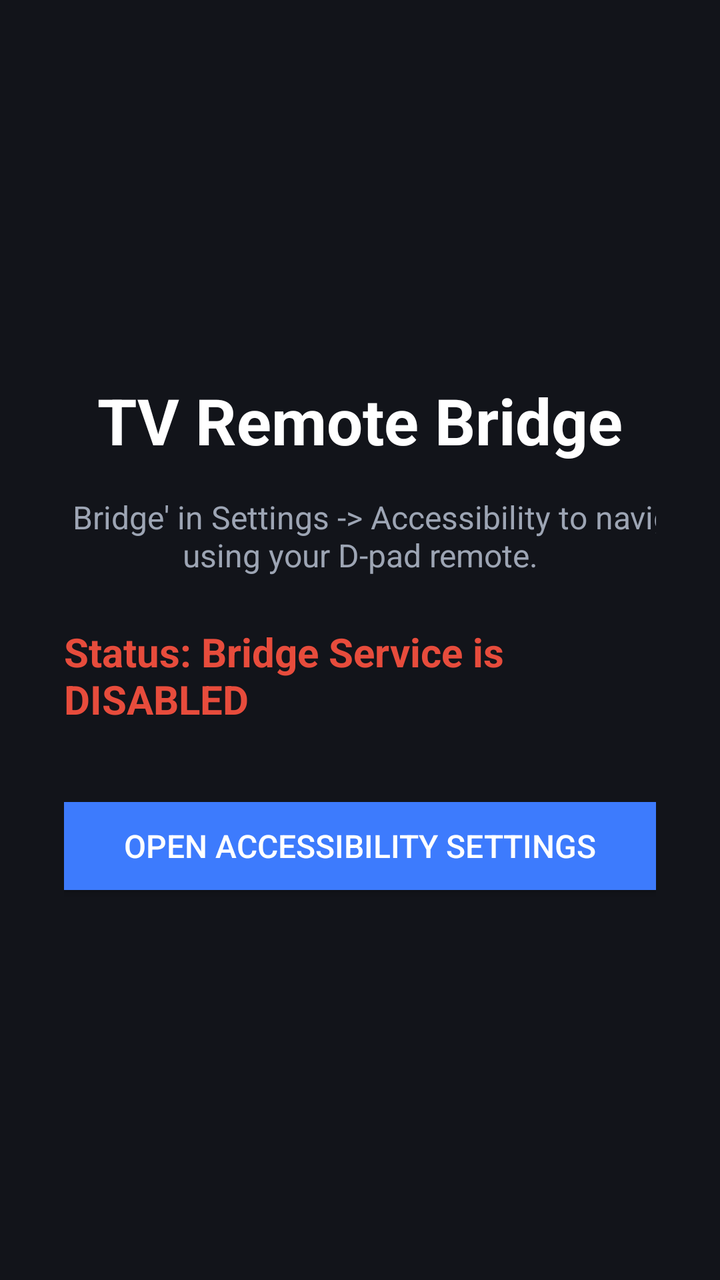
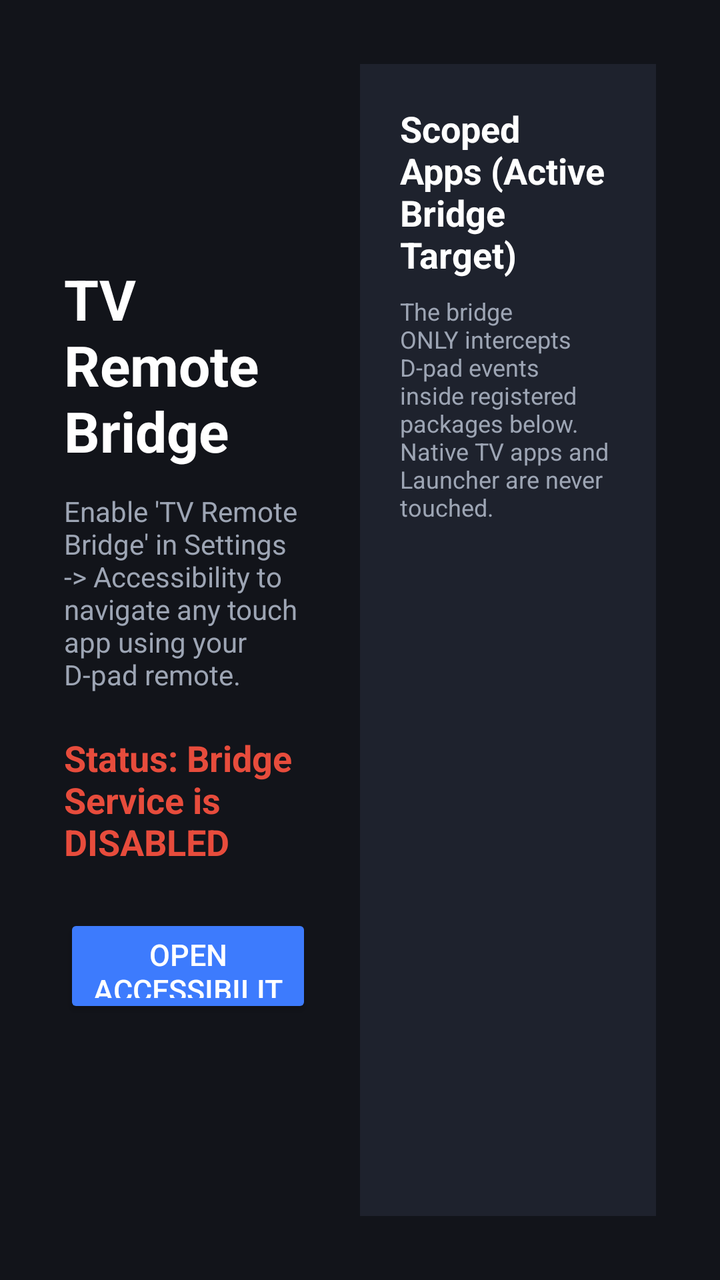

Compare the two renders of this Android layout. The source of the first and the diff that turns it into the second are given below.
<!-- AndroidManifest.xml: application theme Theme.AppCompat.NoActionBar -->
<!-- res/layout/activity_main.xml -->
<?xml version="1.0" encoding="utf-8"?>
<LinearLayout xmlns:android="http://schemas.android.com/apk/res/android"
    android:layout_width="match_parent"
    android:layout_height="match_parent"
    android:orientation="vertical"
    android:gravity="center"
    android:background="@color/bg_dark"
    android:padding="32dp">

    <TextView
        android:id="@+id/tvTitle"
        android:layout_width="wrap_content"
        android:layout_height="wrap_content"
        android:text="@string/app_name"
        android:textColor="@color/text_primary"
        android:textSize="32sp"
        android:textStyle="bold"
        android:layout_marginBottom="16dp" />

    <TextView
        android:id="@+id/tvDescription"
        android:layout_width="600dp"
        android:layout_height="wrap_content"
        android:text="@string/tv_instructions"
        android:textColor="@color/text_secondary"
        android:textSize="16sp"
        android:gravity="center"
        android:layout_marginBottom="24dp" />

    <TextView
        android:id="@+id/tvStatus"
        android:layout_width="wrap_content"
        android:layout_height="wrap_content"
        android:text="@string/status_disabled"
        android:textColor="@color/status_red"
        android:textSize="20sp"
        android:textStyle="bold"
        android:layout_marginBottom="32dp" />

    <Button
        android:id="@+id/btnSettings"
        android:layout_width="320dp"
        android:layout_height="56dp"
        android:text="@string/btn_open_settings"
        android:backgroundTint="@color/accent_blue"
        android:textColor="@color/text_primary"
        android:textSize="16sp"
        android:focusable="true"
        android:focusableInTouchMode="true" />

</LinearLayout>
<!-- resources referenced by this layout -->
<resources>
  <color name="accent_blue">#3D7BFD</color>
  <color name="bg_dark">#12141A</color>
  <color name="status_red">#E74C3C</color>
  <color name="text_primary">#FFFFFF</color>
  <color name="text_secondary">#9DA5B4</color>
  <string name="app_name">TV Remote Bridge</string>
  <string name="btn_open_settings">Open Accessibility Settings</string>
  <string name="status_disabled">Status: Bridge Service is DISABLED</string>
  <string name="tv_instructions">Enable \'TV Remote Bridge\' in Settings -&gt; Accessibility to navigate any touch app using your D-pad remote.</string>
</resources>

<!-- the commit's change to res/layout/activity_main.xml (unified diff, before → after) -->
@@ -2,50 +2,94 @@
 <LinearLayout xmlns:android="http://schemas.android.com/apk/res/android"
     android:layout_width="match_parent"
     android:layout_height="match_parent"
-    android:orientation="vertical"
-    android:gravity="center"
+    android:orientation="horizontal"
     android:background="@color/bg_dark"
     android:padding="32dp">
 
-    <TextView
-        android:id="@+id/tvTitle"
-        android:layout_width="wrap_content"
-        android:layout_height="wrap_content"
-        android:text="@string/app_name"
-        android:textColor="@color/text_primary"
-        android:textSize="32sp"
-        android:textStyle="bold"
-        android:layout_marginBottom="16dp" />
+    
+    <LinearLayout
+        android:layout_width="0dp"
+        android:layout_height="match_parent"
+        android:layout_weight="1"
+        android:orientation="vertical"
+        android:gravity="center_vertical"
+        android:paddingEnd="24dp">
 
-    <TextView
-        android:id="@+id/tvDescription"
-        android:layout_width="600dp"
-        android:layout_height="wrap_content"
-        android:text="@string/tv_instructions"
-        android:textColor="@color/text_secondary"
-        android:textSize="16sp"
-        android:gravity="center"
-        android:layout_marginBottom="24dp" />
+        <TextView
+            android:id="@+id/tvTitle"
+            android:layout_width="wrap_content"
+            android:layout_height="wrap_content"
+            android:text="@string/app_name"
+            android:textColor="@color/text_primary"
+            android:textSize="28sp"
+            android:textStyle="bold"
+            android:layout_marginBottom="12dp" />
 
-    <TextView
-        android:id="@+id/tvStatus"
-        android:layout_width="wrap_content"
-        android:layout_height="wrap_content"
-        android:text="@string/status_disabled"
-        android:textColor="@color/status_red"
-        android:textSize="20sp"
-        android:textStyle="bold"
-        android:layout_marginBottom="32dp" />
+        <TextView
+            android:id="@+id/tvDescription"
+            android:layout_width="wrap_content"
+            android:layout_height="wrap_content"
+            android:text="@string/tv_instructions"
+            android:textColor="@color/text_secondary"
+            android:textSize="14sp"
+            android:layout_marginBottom="20dp" />
 
-    <Button
-        android:id="@+id/btnSettings"
-        android:layout_width="320dp"
-        android:layout_height="56dp"
-        android:text="@string/btn_open_settings"
-        android:backgroundTint="@color/accent_blue"
-        android:textColor="@color/text_primary"
-        android:textSize="16sp"
-        android:focusable="true"
-        android:focusableInTouchMode="true" />
+        <TextView
+            android:id="@+id/tvStatus"
+            android:layout_width="wrap_content"
+            android:layout_height="wrap_content"
+            android:text="@string/status_disabled"
+            android:textColor="@color/status_red"
+            android:textSize="18sp"
+            android:textStyle="bold"
+            android:layout_marginBottom="24dp" />
+
+        <Button
+            android:id="@+id/btnSettings"
+            android:layout_width="match_parent"
+            android:layout_height="52dp"
+            android:text="@string/btn_open_settings"
+            android:backgroundTint="@color/accent_blue"
+            android:textColor="@color/text_primary"
+            android:textSize="15sp"
+            android:focusable="true"
+            android:focusableInTouchMode="true" />
+    </LinearLayout>
+
+    
+    <LinearLayout
+        android:layout_width="0dp"
+        android:layout_height="match_parent"
+        android:layout_weight="1"
+        android:orientation="vertical"
+        android:background="@color/card_bg"
+        android:padding="20dp">
+
+        <TextView
+            android:layout_width="wrap_content"
+            android:layout_height="wrap_content"
+            android:text="Scoped Apps (Active Bridge Target)"
+            android:textColor="@color/text_primary"
+            android:textSize="18sp"
+            android:textStyle="bold"
+            android:layout_marginBottom="8dp" />
+
+        <TextView
+            android:layout_width="wrap_content"
+            android:layout_height="wrap_content"
+            android:text="The bridge ONLY intercepts D-pad events inside registered packages below. Native TV apps and Launcher are never touched."
+            android:textColor="@color/text_secondary"
+            android:textSize="12sp"
+            android:layout_marginBottom="16dp" />
+
+        <ListView
+            android:id="@+id/lvPackages"
+            android:layout_width="match_parent"
+            android:layout_height="0dp"
+            android:layout_weight="1"
+            android:divider="@color/bg_dark"
+            android:dividerHeight="2dp"
+            android:focusable="true" />
+    </LinearLayout>
 
 </LinearLayout>
<!-- resource entries referenced after the edit -->
@@ -2,6 +2,7 @@
 <resources>
   <color name="accent_blue">#3D7BFD</color>
   <color name="bg_dark">#12141A</color>
+  <color name="card_bg">#1E222D</color>
   <color name="status_red">#E74C3C</color>
   <color name="text_primary">#FFFFFF</color>
   <color name="text_secondary">#9DA5B4</color>
